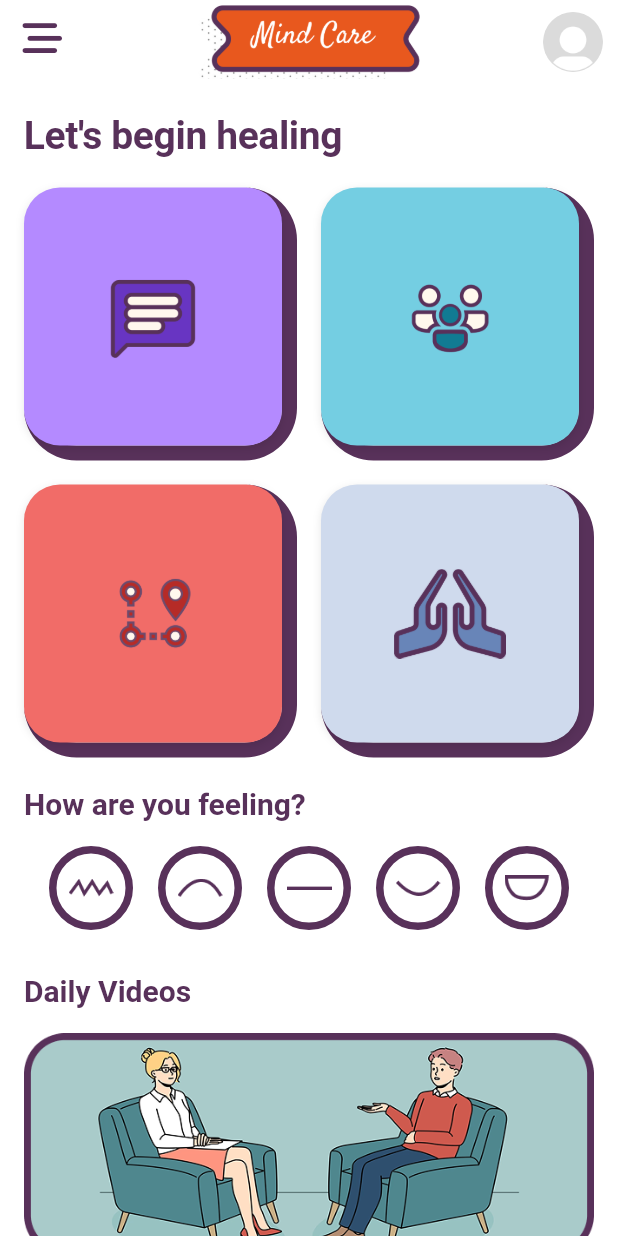
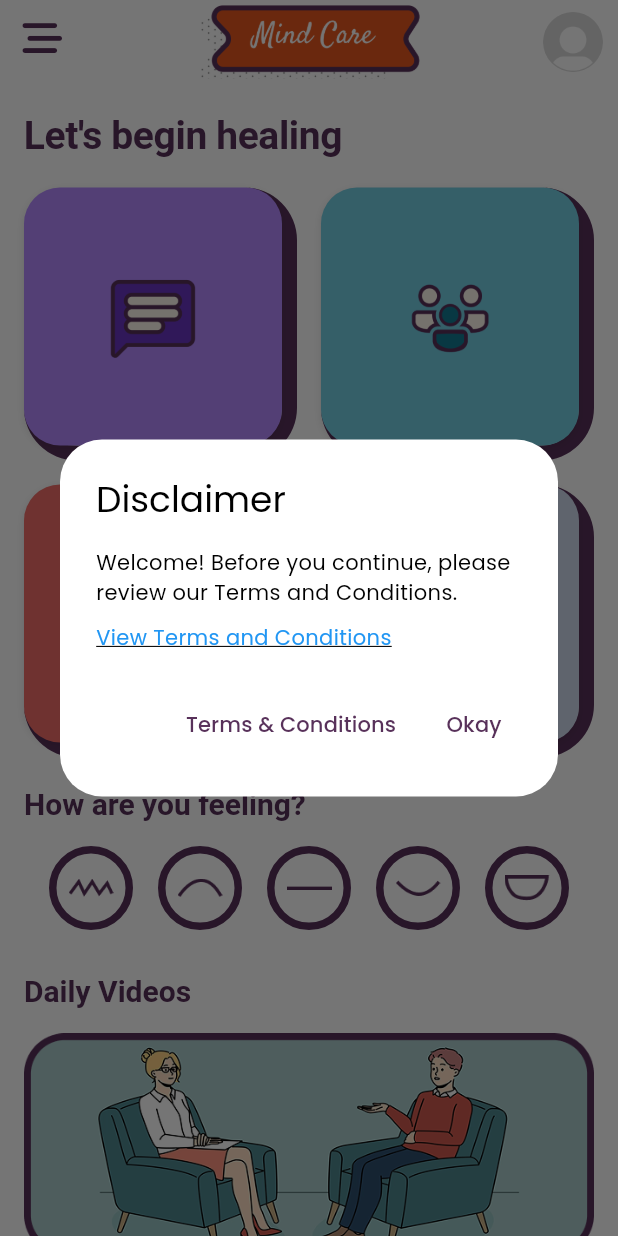
Before and after one commit to HarmonyHackers/MindCare-Flutter, a Flutter app: the HomeScreen screen opened directly, on a phone screen of 412 x 824 dp. Run offline on Flutter 3.47's test engine with Material 3 defaults, Android fonts, the light colour scheme and no system bars; our stand-ins replace cloud_firestore, equatable, firebase_auth, firebase_core, flutter_bloc, flutter_markdown and 7 more; accounts and stored records are empty; Roboto replaces fonts that are missing (Kodchasan).

Commit message:
Added  Disclaimer Dialog

```diff
--- a/lib/screens/home_screen.dart
+++ b/lib/screens/home_screen.dart
@@ -3,6 +3,7 @@ import 'package:flutter_bloc/flutter_bloc.dart';
 import 'package:mind_care/screens/daily_videos.dart';
 import 'package:mind_care/screens/profile/profile_screen.dart';
 import 'package:mind_care/utils/contants.dart';
+import 'package:mind_care/utils/disclaimer_dialog.dart';
 import 'package:url_launcher/url_launcher.dart';
 import '../blocs/auth/auth_bloc.dart';
 import '../blocs/auth/auth_event.dart';
@@ -17,10 +18,27 @@ import 'chat_screen.dart';
 import 'expert_booking_screen.dart';
 import 'meditation/meditation_screen.dart';
 
-class HomeScreen extends StatelessWidget {
-  HomeScreen({super.key});
+class HomeScreen extends StatefulWidget {
+  const HomeScreen({super.key});
 
+  @override
+  State<HomeScreen> createState() => _HomeScreenState();
+}
+
+class _HomeScreenState extends State<HomeScreen> {
   final GlobalKey<ScaffoldState> _scaffoldKey = GlobalKey<ScaffoldState>();
+  bool isFirstTime = true;
+
+  @override
+  void initState() {
+    super.initState();
+    if (isFirstTime) {
+      WidgetsBinding.instance.addPostFrameCallback((_) {
+        DisclaimerDialog.show(context);
+      });
+      isFirstTime = false;
+    }
+  }
 
   @override
   Widget build(BuildContext context) {
--- /dev/null
+++ b/lib/utils/disclaimer_dialog.dart
@@ -0,0 +1,75 @@
+import 'package:flutter/material.dart';
+import 'package:mind_care/utils/custom_message_notifier.dart';
+import 'package:url_launcher/url_launcher.dart';
+
+class DisclaimerDialog {
+  static Future<void> show(BuildContext context) async {
+    return showDialog(
+      context: context,
+      barrierDismissible: false,
+      builder: (BuildContext dialogContext) {
+        return AlertDialog(
+          title: const Text("Disclaimer"),
+          content: Column(
+            mainAxisSize: MainAxisSize.min,
+            crossAxisAlignment: CrossAxisAlignment.start,
+            children: [
+              const Text(
+                "Welcome! Before you continue, please review our Terms and Conditions.",
+              ),
+              const SizedBox(height: 10),
+              GestureDetector(
+                onTap: () async {
+                  // TODO: Add link of doc
+                  const termsUrl = "https://yourtermsandconditions.com";
+                  if (await canLaunchUrl(Uri.parse(termsUrl))) {
+                    await launchUrl(Uri.parse(termsUrl),
+                        mode: LaunchMode.externalApplication);
+                  } else {
+                    CustomMessageNotifier.showSnackBar(
+                      context,
+                      "Could not open the link.",
+                      onError: true,
+                    );
+                  }
+                },
+                child: const Text(
+                  "View Terms and Conditions",
+                  style: TextStyle(
+                    color: Colors.blue,
+                    decoration: TextDecoration.underline,
+                  ),
+                ),
+              ),
+            ],
+          ),
+          actions: [
+            TextButton(
+              onPressed: () async {
+                // TODO: Add link of doc
+                const termsUrl = "https://yourtermsandconditions.com";
+                if (await canLaunchUrl(Uri.parse(termsUrl))) {
+                  await launchUrl(Uri.parse(termsUrl),
+                      mode: LaunchMode.externalApplication);
+                } else {
+                  CustomMessageNotifier.showSnackBar(
+                    context,
+                    "Could not open the link.",
+                    onError: true,
+                  );
+                }
+              },
+              child: const Text("Terms & Conditions"),
+            ),
+            TextButton(
+              onPressed: () {
+                Navigator.of(dialogContext).pop();
+              },
+              child: const Text("Okay"),
+            ),
+          ],
+        );
+      },
+    );
+  }
+}
```
